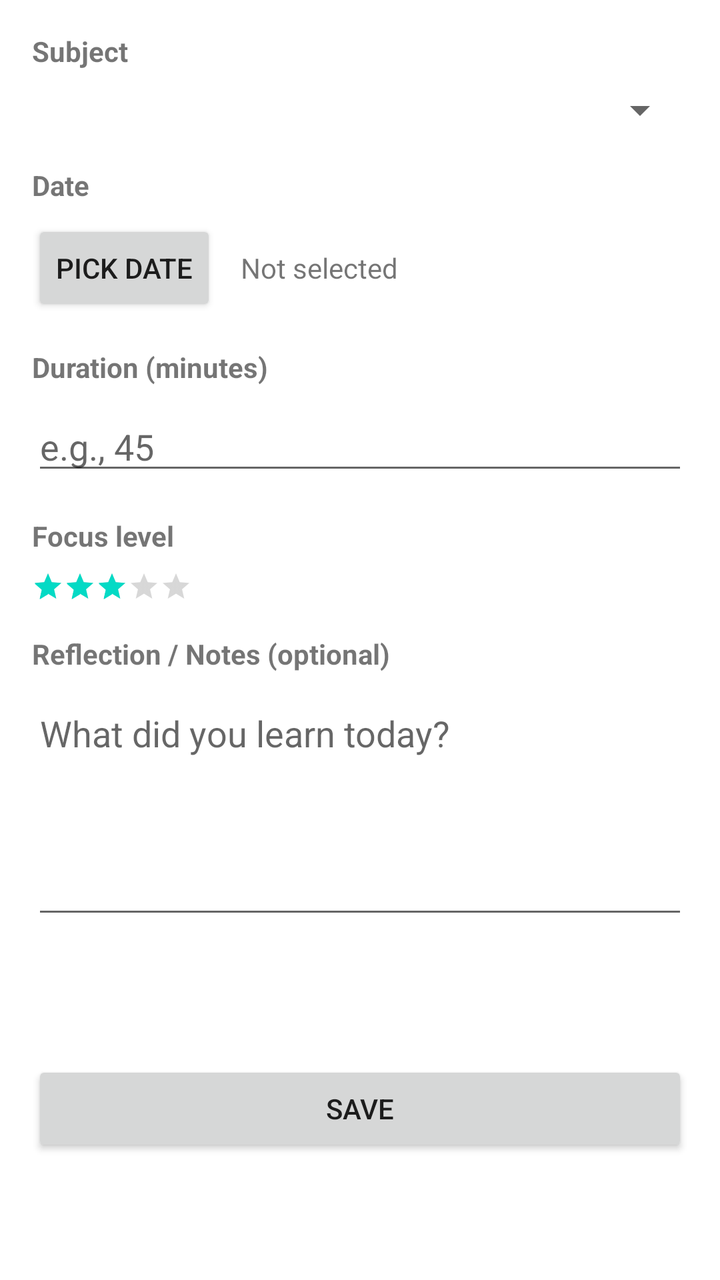
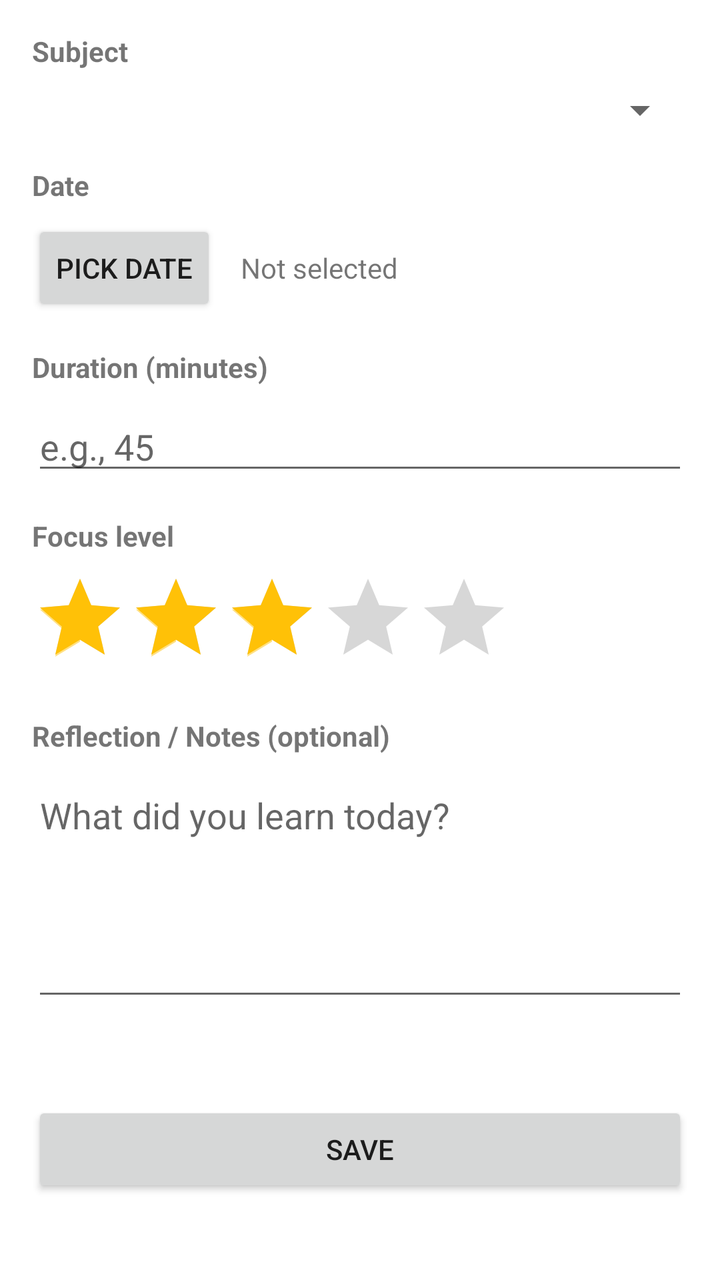

An Android layout rendered at two revisions. The XML below is the earlier revision; the diff shows what the commit changed to produce the second picture.
<!-- AndroidManifest.xml: application theme Theme.MVVMRetrofiltRequest -->
<!-- res/layout/activity_add_session.xml -->
<?xml version="1.0" encoding="utf-8"?>
<androidx.constraintlayout.widget.ConstraintLayout xmlns:android="http://schemas.android.com/apk/res/android"
    xmlns:app="http://schemas.android.com/apk/res-auto"
    android:layout_width="match_parent"
    android:layout_height="match_parent"
    android:padding="16dp">

    
    <TextView
        android:id="@+id/tvSubjectLabel"
        android:layout_width="wrap_content"
        android:layout_height="wrap_content"
        android:text="Subject"
        android:textStyle="bold"
        app:layout_constraintStart_toStartOf="parent"
        app:layout_constraintTop_toTopOf="parent" />

    <Spinner
        android:id="@+id/spSubject"
        android:layout_width="0dp"
        android:layout_height="wrap_content"
        android:spinnerMode="dropdown"
        app:layout_constraintStart_toStartOf="parent"
        app:layout_constraintTop_toBottomOf="@id/tvSubjectLabel"
        app:layout_constraintEnd_toEndOf="parent"
        android:layout_marginTop="8dp" />

    
    <TextView
        android:id="@+id/tvDateLabel"
        android:layout_width="wrap_content"
        android:layout_height="wrap_content"
        android:text="Date"
        android:textStyle="bold"
        app:layout_constraintStart_toStartOf="parent"
        app:layout_constraintTop_toBottomOf="@id/spSubject"
        android:layout_marginTop="16dp" />

    <LinearLayout
        android:id="@+id/dateRow"
        android:layout_width="0dp"
        android:layout_height="wrap_content"
        android:orientation="horizontal"
        app:layout_constraintStart_toStartOf="parent"
        app:layout_constraintTop_toBottomOf="@id/tvDateLabel"
        app:layout_constraintEnd_toEndOf="parent"
        android:layout_marginTop="8dp">

        <Button
            android:id="@+id/btnPickDate"
            android:layout_width="wrap_content"
            android:layout_height="wrap_content"
            android:text="Pick date" />

        <TextView
            android:id="@+id/tvPickedDate"
            android:layout_width="0dp"
            android:layout_height="wrap_content"
            android:text="Not selected"
            android:layout_marginStart="12dp"
            android:ellipsize="end"
            android:maxLines="1"
            app:layout_constrainedWidth="true"
            android:layout_weight="1" />
    </LinearLayout>

    
    <TextView
        android:id="@+id/tvDurationLabel"
        android:layout_width="wrap_content"
        android:layout_height="wrap_content"
        android:text="Duration (minutes)"
        android:textStyle="bold"
        app:layout_constraintStart_toStartOf="parent"
        app:layout_constraintTop_toBottomOf="@id/dateRow"
        android:layout_marginTop="16dp" />

    <EditText
        android:id="@+id/etDuration"
        android:layout_width="0dp"
        android:layout_height="wrap_content"
        android:hint="e.g., 45"
        android:inputType="number"
        app:layout_constraintStart_toStartOf="parent"
        app:layout_constraintTop_toBottomOf="@id/tvDurationLabel"
        app:layout_constraintEnd_toEndOf="parent"
        android:layout_marginTop="8dp" />

    
    <TextView
        android:id="@+id/tvFocusLabel"
        android:layout_width="wrap_content"
        android:layout_height="wrap_content"
        android:text="Focus level"
        android:textStyle="bold"
        app:layout_constraintStart_toStartOf="parent"
        app:layout_constraintTop_toBottomOf="@id/etDuration"
        android:layout_marginTop="16dp" />

    <RatingBar
        android:id="@+id/rbFocus"
        style="?android:attr/ratingBarStyleSmall"
        android:layout_width="wrap_content"
        android:layout_height="wrap_content"
        android:numStars="5"
        android:stepSize="1"
        android:rating="3"
        app:layout_constraintStart_toStartOf="parent"
        app:layout_constraintTop_toBottomOf="@id/tvFocusLabel"
        android:layout_marginTop="8dp" />

    
    <TextView
        android:id="@+id/tvNotesLabel"
        android:layout_width="wrap_content"
        android:layout_height="wrap_content"
        android:text="Reflection / Notes (optional)"
        android:textStyle="bold"
        app:layout_constraintStart_toStartOf="parent"
        app:layout_constraintTop_toBottomOf="@id/rbFocus"
        android:layout_marginTop="16dp" />

    <EditText
        android:id="@+id/etNotes"
        android:layout_width="0dp"
        android:layout_height="120dp"
        android:hint="What did you learn today?"
        android:gravity="top|start"
        android:inputType="textMultiLine"
        android:overScrollMode="ifContentScrolls"
        android:scrollbars="vertical"
        app:layout_constraintStart_toStartOf="parent"
        app:layout_constraintTop_toBottomOf="@id/tvNotesLabel"
        app:layout_constraintEnd_toEndOf="parent"
        android:layout_marginTop="8dp" />

    
    <Button
        android:id="@+id/btnSaveSession"
        android:layout_width="0dp"
        android:layout_height="wrap_content"
        android:text="Save"
        app:layout_constraintStart_toStartOf="parent"
        app:layout_constraintTop_toBottomOf="@id/etNotes"
        app:layout_constraintEnd_toEndOf="parent"
        app:layout_constraintBottom_toBottomOf="parent"
        android:layout_marginTop="20dp" />

</androidx.constraintlayout.widget.ConstraintLayout>
<!-- resources referenced by this layout -->
<resources>
  <style name="Theme.MVVMRetrofiltRequest" parent="Theme.MaterialComponents.DayNight.DarkActionBar">
          
          <item name="colorPrimary">@color/purple_500</item>
          <item name="colorPrimaryVariant">@color/purple_700</item>
          <item name="colorOnPrimary">@color/white</item>
          
          <item name="colorSecondary">@color/teal_200</item>
          <item name="colorSecondaryVariant">@color/teal_700</item>
          <item name="colorOnSecondary">@color/black</item>
          
          <item name="android:statusBarColor" tools:targetApi="l">?attr/colorPrimaryVariant</item>
          
      </style>
  <color name="purple_500">#FF6200EE</color>
  <color name="purple_700">#FF3700B3</color>
  <color name="white">#FFFFFFFF</color>
  <color name="teal_200">#FF03DAC5</color>
  <color name="teal_700">#FF018786</color>
  <color name="black">#FF000000</color>
</resources>

<!-- the commit's change to res/layout/activity_add_session.xml (unified diff, before → after) -->
@@ -99,14 +99,20 @@
 
     <RatingBar
         android:id="@+id/rbFocus"
-        style="?android:attr/ratingBarStyleSmall"
+        style="?android:attr/ratingBarStyle"
         android:layout_width="wrap_content"
         android:layout_height="wrap_content"
         android:numStars="5"
         android:stepSize="1"
+        android:isIndicator="false"
+        android:clickable="true"
+        android:focusable="true"
+        android:focusableInTouchMode="true"
         android:rating="3"
+        android:progressTint="#FFC107"
+        android:secondaryProgressTint="#FFE082"
         app:layout_constraintStart_toStartOf="parent"
-        app:layout_constraintTop_toBottomOf="@id/tvFocusLabel"
+        app:layout_constraintTop_toBottomOf="@+id/tvFocusLabel"
         android:layout_marginTop="8dp" />
 
     
